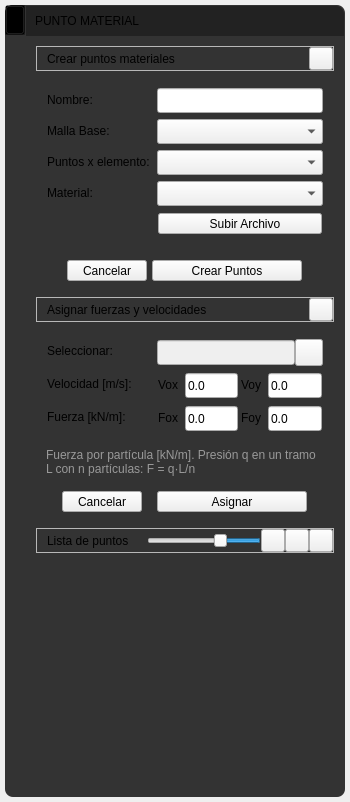
First picture: the form in app/ui/widget_draw_menu_pointMaterial.ui, repository edwinar13/MPM-UN, before the edit.
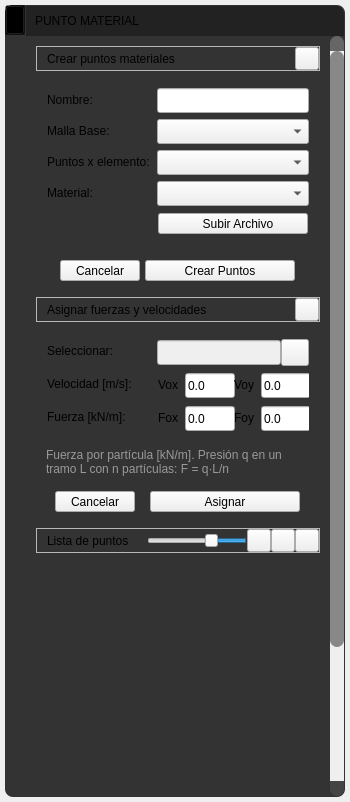
Second picture: the form after the edit. Icons and pictures are not drawn.

Commit message:
fix(ventana): paneles laterales con scroll; la ventana cabe en pantallas con escala
El contenido de los 9 paneles va en un QScrollArea: el alto mínimo de la ventana
baja de 844 a 633 px y al maximizar ya no queda debajo de la barra de Windows.

```diff
--- a/app/ui/widget_draw_menu_pointMaterial.ui
+++ b/app/ui/widget_draw_menu_pointMaterial.ui
@@ -24,7 +24,7 @@
   </property>
   <property name="maximumSize">
    <size>
-    <width>350</width>
+    <width>364</width>
     <height>16777215</height>
    </size>
   </property>
@@ -571,6 +571,13 @@
     background-color: #fecdcd;
     /*box-shadow: 0 0 3px rgba(255, 0, 0, 0.5); */
 }
+
+
+/* Contenido del panel con scroll cuando no cabe en la altura de la ventana */
+QScrollArea#scrollArea_info,
+QWidget#scrollAreaWidgetContents_info{
+background-color: transparent;
+}
 </string>
   </property>
   <layout class="QHBoxLayout" name="horizontalLayout_6">
@@ -844,6 +851,40 @@
           </widget>
          </item>
          <item>
+          <widget class="QScrollArea" name="scrollArea_info">
+           <property name="frameShape">
+            <enum>QFrame::Shape::NoFrame</enum>
+           </property>
+           <property name="horizontalScrollBarPolicy">
+            <enum>Qt::ScrollBarPolicy::ScrollBarAlwaysOff</enum>
+           </property>
+           <property name="sizeAdjustPolicy">
+            <enum>QAbstractScrollArea::SizeAdjustPolicy::AdjustToContents</enum>
+           </property>
+           <property name="widgetResizable">
+            <bool>true</bool>
+           </property>
+           <widget class="QWidget" name="scrollAreaWidgetContents_info">
+            <property name="minimumSize">
+             <size>
+              <width>1</width>
+              <height>0</height>
+             </size>
+            </property>
+            <layout class="QVBoxLayout" name="verticalLayout_scrollInfo">
+             <property name="leftMargin">
+              <number>0</number>
+             </property>
+             <property name="topMargin">
+              <number>0</number>
+             </property>
+             <property name="rightMargin">
+              <number>0</number>
+             </property>
+             <property name="bottomMargin">
+              <number>0</number>
+             </property>
+               <item>
           <widget class="QFrame" name="frame_info">
            <property name="frameShape">
             <enum>QFrame::Shape::StyledPanel</enum>
@@ -1959,6 +2000,9 @@
               <layout class="QHBoxLayout" name="horizontalLayout_13">
                <item>
                 <widget class="QScrollArea" name="scrollArea">
+                       <property name="horizontalScrollBarPolicy">
+                        <enum>Qt::ScrollBarPolicy::ScrollBarAlwaysOff</enum>
+                       </property>
                  <property name="styleSheet">
                   <string notr="true">background-color: transparent;
 border: none;</string>
@@ -1967,6 +2011,12 @@
                   <bool>true</bool>
                  </property>
                  <widget class="QWidget" name="scrollAreaWidgetContents">
+                        <property name="minimumSize">
+                         <size>
+                          <width>1</width>
+                          <height>0</height>
+                         </size>
+                        </property>
                   <property name="geometry">
                    <rect>
                     <x>0</x>
@@ -2061,6 +2111,10 @@
              </layout>
             </item>
            </layout>
+                </widget>
+               </item>
+            </layout>
+           </widget>
           </widget>
          </item>
         </layout>
```
Left out of the diff: 2 changed lines with no effect on the pictures. Lines whose indentation alone changed are shown as unchanged. The commit also changes 18 other files.
